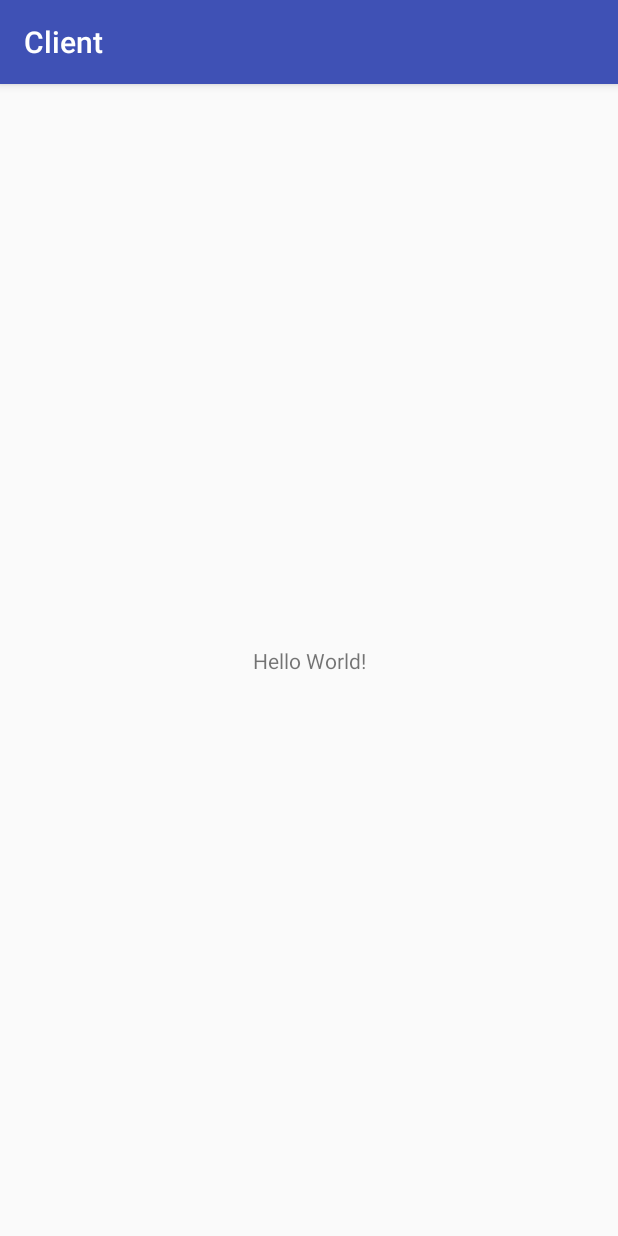
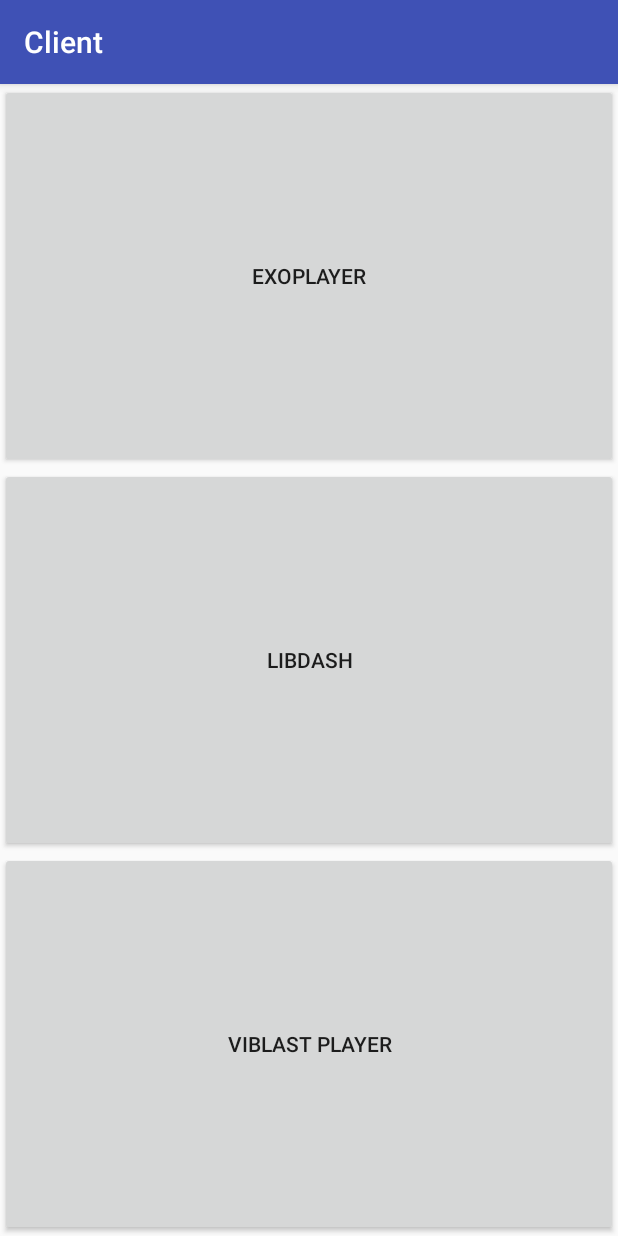
Before and after one commit to jaejunha/Paper, an Android app: the screen it shows after launch (MainActivity), on a phone screen of 412 x 824 dp. Run offline under Robolectric (Android 15) with nearby library versions, the phone set to English and light mode, and no system bars.

Commit message:
try to test ExoPlayer

```diff
--- a/Client/app/src/main/res/layout/activity_main.xml
+++ b/Client/app/src/main/res/layout/activity_main.xml
@@ -15,4 +15,26 @@
         app:layout_constraintRight_toRightOf="parent"
         app:layout_constraintTop_toTopOf="parent" />
 
+    <LinearLayout
+        android:layout_width="match_parent"
+        android:layout_height="match_parent"
+        android:orientation="vertical"
+        android:weightSum="3">
+        <Button
+            android:layout_width="match_parent"
+            android:layout_height="0dp"
+            android:layout_weight="1"
+            android:text="ExoPlayer"/>
+        <Button
+            android:layout_width="match_parent"
+            android:layout_height="0dp"
+            android:layout_weight="1"
+            android:text="Libdash"/>
+        <Button
+            android:layout_width="match_parent"
+            android:layout_height="0dp"
+            android:layout_weight="1"
+            android:text="Viblast Player"/>
+    </LinearLayout>
+
 </android.support.constraint.ConstraintLayout>
```
Also changed, not shown: Client/app/build.gradle (+11 -1 lines), Client/app/src/main/java/kr/ac/postech/dreamline91/client/dash/ExoPlayer.java (added, +15 -0 lines), 1 other file.
